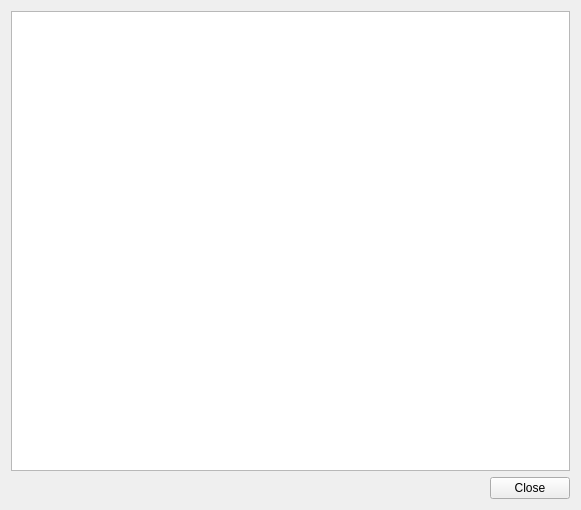
Above: branches/help_test/src/qt_gui/logview.ui from uglyDwarf/linuxtrack before the change. Below: the same form after it.
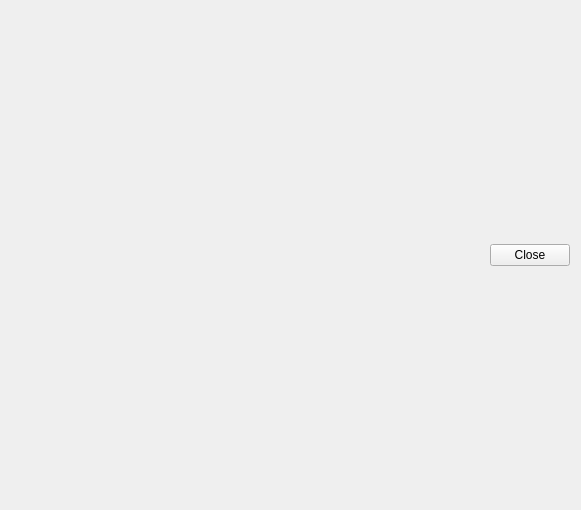
That is the form after the change.

The edit to the form file:
```diff
--- a/branches/help_test/src/qt_gui/logview.ui
+++ b/branches/help_test/src/qt_gui/logview.ui
@@ -13,10 +13,9 @@
   <property name="windowTitle">
    <string>Form</string>
   </property>
+  <layout class="QVBoxLayout" name="verticalLayout_2">
+   <item>
   <layout class="QVBoxLayout" name="verticalLayout">
-   <item>
-    <widget class="QPlainTextEdit" name="LogViewer"/>
-   </item>
    <item>
     <layout class="QHBoxLayout" name="horizontalLayout">
      <item>
@@ -38,6 +37,8 @@
         <string>Close</string>
        </property>
       </widget>
+       </item>
+      </layout>
      </item>
     </layout>
    </item>
```
Lines whose indentation alone changed are shown as unchanged.
